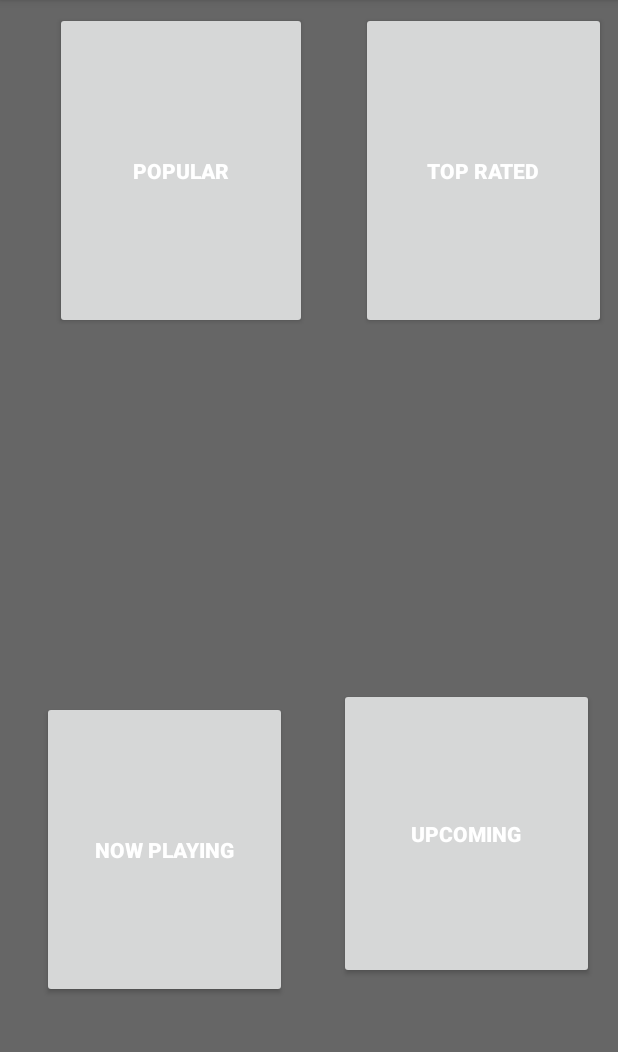
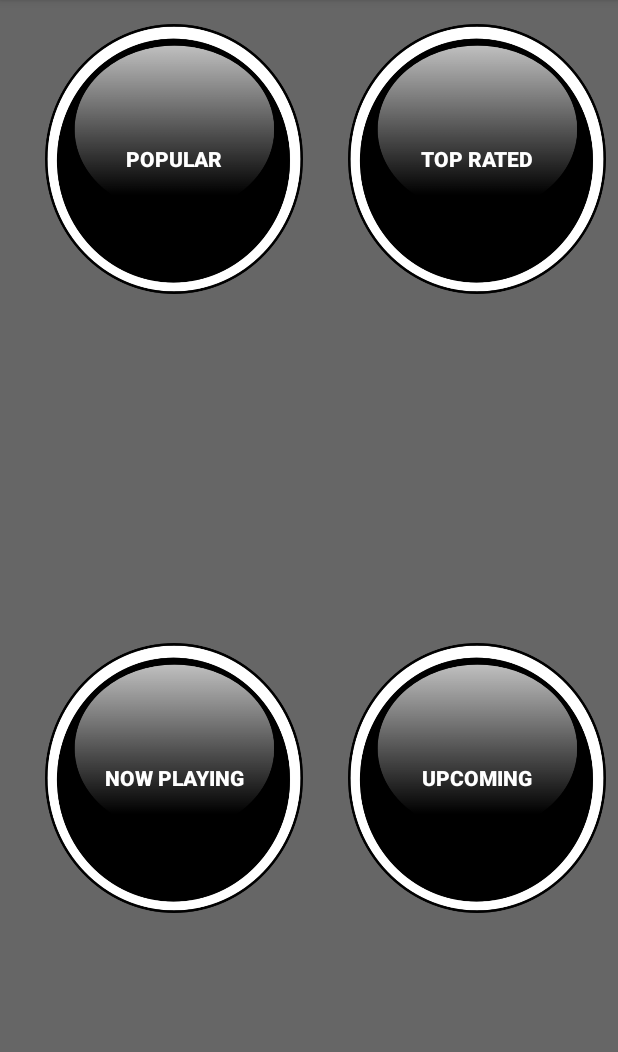
Before and after one commit to Darnell10/MovieApp2, an Android app: the screen it shows after launch (MainActivity), on a phone screen of 412 x 824 dp, the part 84-1136 px from its top. Run offline under Robolectric (Android 15) with nearby library versions, the phone set to English and light mode, and no system bars; our stand-ins replace ButterKnife.

Commit message:
added new button drawable, changed constraints,paddings and positions to buttons

```diff
--- a/app/src/main/res/layout/activity_main.xml
+++ b/app/src/main/res/layout/activity_main.xml
@@ -9,13 +9,13 @@
 
     <Button
         android:id="@+id/popular_button"
-        android:layout_width="168dp"
-        android:layout_height="211dp"
+        android:layout_width="172dp"
+        android:layout_height="180dp"
         android:layout_marginEnd="8dp"
         android:layout_marginStart="8dp"
-        android:layout_marginTop="8dp"
-
-        android:padding="15dp"
+        android:layout_marginTop="16dp"
+        android:background="@drawable/glossy_black_button"
+        android:padding="8dp"
         android:text="@string/popular"
         android:textColor="#FFFFFF"
         android:textStyle="bold"
@@ -26,12 +26,12 @@
 
     <Button
         android:id="@+id/top_rated"
-        android:layout_width="163dp"
-        android:layout_height="211dp"
+        android:layout_width="172dp"
+        android:layout_height="180dp"
         android:layout_marginEnd="8dp"
         android:layout_marginStart="8dp"
-        android:layout_marginTop="8dp"
-
+        android:layout_marginTop="16dp"
+        android:background="@drawable/glossy_black_button"
         android:text="@string/top_rated"
         android:textColor="#FFFFFF"
         android:textStyle="bold"
@@ -43,29 +43,31 @@
 
     <Button
         android:id="@+id/now_playing_button"
-        android:layout_width="163dp"
-        android:layout_height="198dp"
+        android:layout_width="172dp"
+        android:layout_height="180dp"
         android:layout_marginBottom="8dp"
-        android:layout_marginStart="28dp"
+        android:layout_marginEnd="8dp"
+        android:layout_marginStart="8dp"
         android:layout_marginTop="8dp"
-
+        android:background="@drawable/glossy_black_button"
         android:text="@string/now_playing"
         android:textColor="#FFFFFF"
         android:textStyle="bold"
         app:layout_constraintBottom_toBottomOf="parent"
+        app:layout_constraintEnd_toStartOf="@+id/upcoming_movies"
         app:layout_constraintStart_toStartOf="parent"
         app:layout_constraintTop_toBottomOf="@+id/popular_button"
-        app:layout_constraintVertical_bias="0.717" />
+        app:layout_constraintVertical_bias="0.598" />
 
     <Button
         android:id="@+id/upcoming_movies"
-        android:layout_width="170dp"
-        android:layout_height="194dp"
+        android:layout_width="172dp"
+        android:layout_height="180dp"
         android:layout_marginBottom="8dp"
-        android:layout_marginEnd="16dp"
+        android:layout_marginEnd="8dp"
         android:layout_marginStart="8dp"
         android:layout_marginTop="8dp"
-
+        android:background="@drawable/glossy_black_button"
         android:text="@string/upcoming"
         android:textColor="#FFFFFF"
         android:textStyle="bold"
@@ -74,7 +76,7 @@
         app:layout_constraintHorizontal_bias="1.0"
         app:layout_constraintStart_toEndOf="@+id/button"
         app:layout_constraintTop_toBottomOf="@+id/top_rated"
-        app:layout_constraintVertical_bias="0.683"
+        app:layout_constraintVertical_bias="0.598"
         tools:ignore="UnknownId" />
 
 
```
Also changed, not shown: app/src/main/res/drawable/glossy_black_button.png (added).
